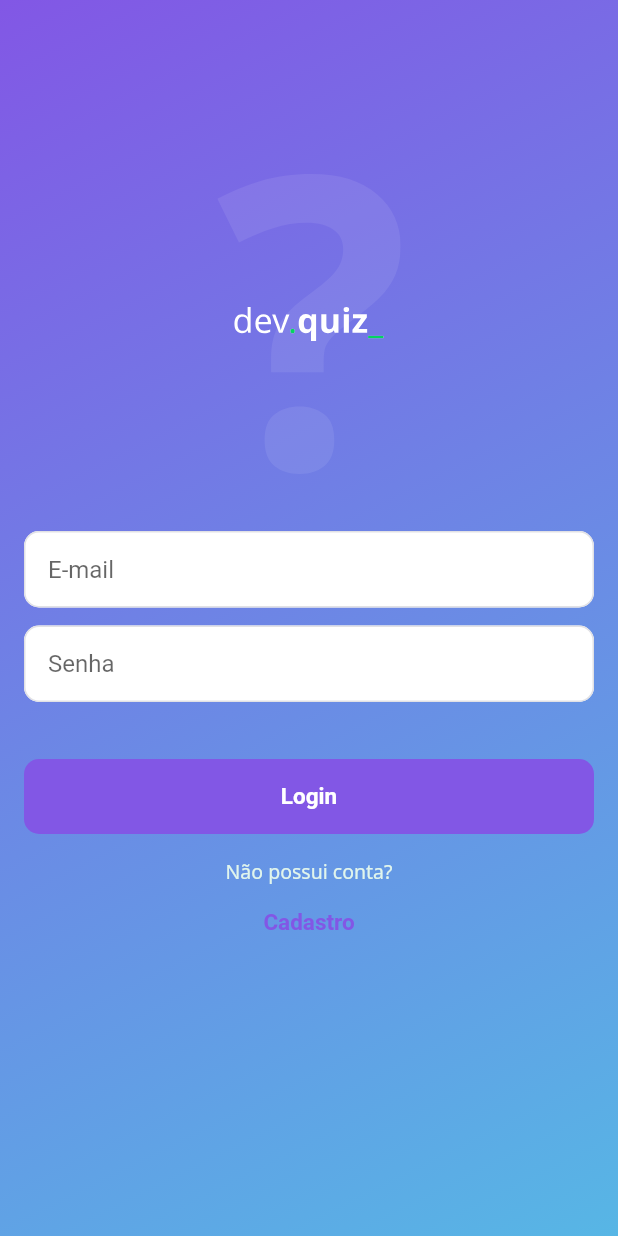
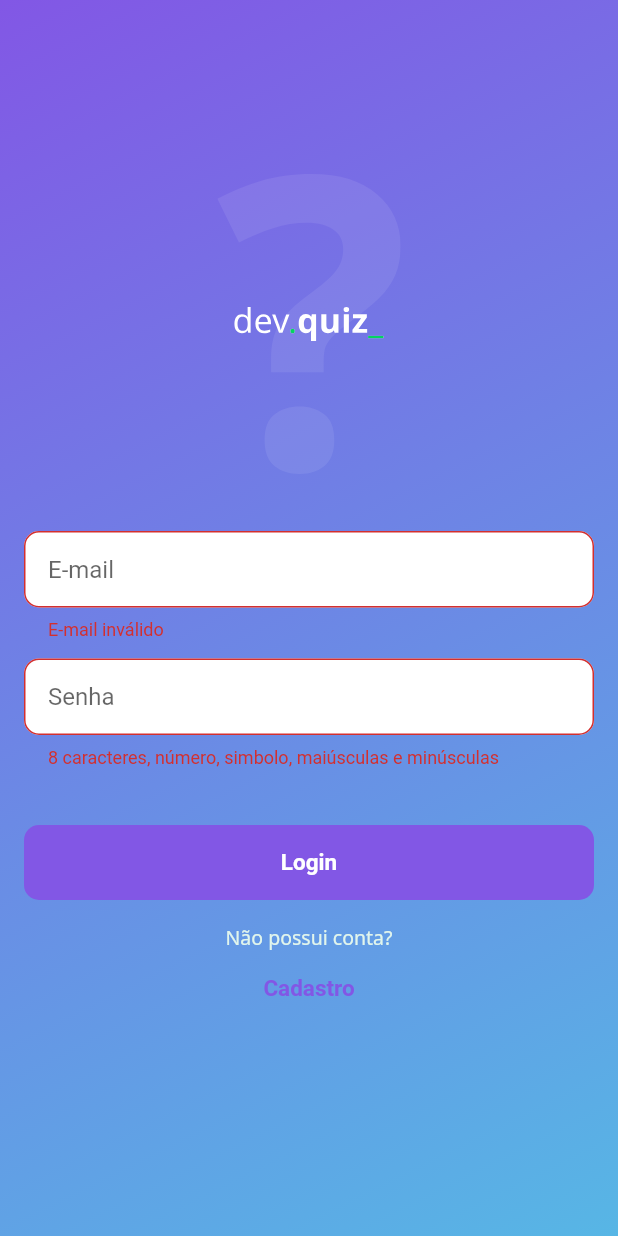
Before and after one commit to mayconsgs/dev_quiz, a Flutter app: the screen it shows after launch, after a tap on "Login", on a phone screen of 412 x 824 dp. Run offline on Flutter 3.47's test engine with Material 2 defaults, Android fonts, the light colour scheme and no system bars; our stand-ins replace cloud_firestore, firebase_auth, firebase_core, firebase_storage, flutter_svg, get and 2 more; accounts and stored records are empty.

Commit message:
Metodos de login finalizados.

```diff
--- a/lib/controllers/login_controller.dart
+++ b/lib/controllers/signin_controller.dart
@@ -2,7 +2,7 @@ import 'package:firebase_auth/firebase_auth.dart';
 import 'package:flutter/widgets.dart';
 import 'package:get/state_manager.dart';
 
-class LoginController extends GetxController {
+class SignInController extends GetxController {
   final _isLoading = false.obs;
 
   final loginController = TextEditingController();
@@ -12,6 +12,10 @@ class LoginController extends GetxController {
 
   String get login => loginController.text;
   String get pass => passController.text;
+
+  final _loginError = false.obs;
+
+  bool get hasLoginError => _loginError.value;
 
   Future<void> signIn() async {
     _isLoading.value = true;
@@ -23,9 +27,9 @@ class LoginController extends GetxController {
       );
     } on FirebaseAuthException catch (e) {
       if (e.code == 'user-not-found') {
-        print('No user found for that email.');
+        _loginError.value = true;
       } else if (e.code == 'wrong-password') {
-        print('Wrong password provided for that user.');
+        _loginError.value = true;
       }
     }
 
--- /dev/null
+++ b/lib/core/app_utils.dart
@@ -0,0 +1,4 @@
+class AppUtils {
+  static final passRegEx =
+      r'^(?=.*\d)(?=.*[a-z])(?=.*[A-Z])(?=.*[$*&@#])[0-9a-zA-Z$*&@#]{8,}$';
+}
--- a/lib/core/core.dart
+++ b/lib/core/core.dart
@@ -2,3 +2,4 @@ export './app_colors.dart';
 export './app_gradients.dart';
 export './app_images.dart';
 export './app_text_styles.dart';
+export './app_utils.dart';
--- a/lib/main.dart
+++ b/lib/main.dart
@@ -1,6 +1,7 @@
 import 'package:dev_quiz/core/app_colors.dart';
+import 'package:dev_quiz/screens/confirm_email_screen.dart';
 import 'package:dev_quiz/screens/home_screen.dart';
-import 'package:dev_quiz/screens/login_screen.dart';
+import 'package:dev_quiz/screens/signin_screen.dart';
 import 'package:dev_quiz/screens/splash_screen.dart';
 import 'package:firebase_auth/firebase_auth.dart';
 import 'package:firebase_core/firebase_core.dart';
@@ -116,11 +117,17 @@ class AndroidApp extends StatelessWidget {
           }
 
           if (snapshot.connectionState == ConnectionState.done) {
-            FirebaseAuth.instance.authStateChanges().listen((user) {
+            FirebaseAuth.instance.authStateChanges().listen((user) async {
               if (user == null) {
                 Get.offAll(() => LoginScreen());
               } else {
-                Get.offAll(() => HomeScreen());
+                await FirebaseAuth.instance.currentUser!.reload();
+
+                if (FirebaseAuth.instance.currentUser!.emailVerified) {
+                  Get.offAll(() => HomeScreen());
+                } else {
+                  Get.offAll(() => ConfirmEmailScreen());
+                }
               }
             });
           }
--- a/lib/screens/login_screen.dart
+++ /dev/null
@@ -1,62 +0,0 @@
-import 'package:dev_quiz/controllers/login_controller.dart';
-import 'package:dev_quiz/core/core.dart';
-import 'package:dev_quiz/screens/signup_screen.dart';
-import 'package:flutter/material.dart';
-import 'package:flutter_svg/svg.dart';
-import 'package:get/get.dart';
-
-class LoginScreen extends StatelessWidget {
-  final controller = LoginController();
-
-  @override
-  Widget build(BuildContext context) {
-    return Scaffold(
-      body: Container(
-        decoration: BoxDecoration(gradient: AppGradients.linear),
-        child: ListView(
-          padding: const EdgeInsets.all(16),
-          physics: ScrollPhysics(),
-          children: [
-            const SizedBox(height: 100),
-            SvgPicture.asset(
-              'assets/svg/logo.svg',
-              height: 200,
-              width: 200,
-            ),
-            const SizedBox(height: 38),
-            TextFormField(
-              controller: controller.loginController,
-              keyboardType: TextInputType.emailAddress,
-              decoration: InputDecoration(hintText: 'E-mail'),
-            ),
-            const SizedBox(height: 12),
-            TextFormField(
-              controller: controller.passController,
-              keyboardType: TextInputType.visiblePassword,
-              obscureText: true,
-              decoration: InputDecoration(hintText: 'Senha'),
-            ),
-            const SizedBox(height: 38),
-            ElevatedButton(
-              onPressed: controller.signIn,
-              child: Text('Login'),
-            ),
-            const SizedBox(height: 16),
-            Center(
-              child: Text(
-                'Não possui conta?',
-                style: AppTextStyles.bodylightGrey,
-              ),
-            ),
-            TextButton(
-              onPressed: () {
-                Get.off(() => SignUpScreen());
-              },
-              child: Text('Cadastro'),
-            ),
-          ],
-        ),
-      ),
-    );
-  }
-}
--- /dev/null
+++ b/lib/screens/signin_screen.dart
@@ -0,0 +1,105 @@
+import 'package:dev_quiz/controllers/signin_controller.dart';
+import 'package:dev_quiz/core/core.dart';
+import 'package:dev_quiz/screens/signup_screen.dart';
+import 'package:flutter/material.dart';
+import 'package:flutter_svg/svg.dart';
+import 'package:get/get.dart';
+
+class LoginScreen extends StatelessWidget {
+  final controller = SignInController();
+  final _formKey = GlobalKey<FormState>();
+
+  @override
+  Widget build(BuildContext context) {
+    return Scaffold(
+      body: Container(
+        decoration: BoxDecoration(gradient: AppGradients.linear),
+        child: Form(
+          key: _formKey,
+          child: ListView(
+            padding: const EdgeInsets.all(16),
+            physics: ScrollPhysics(),
+            children: [
+              const SizedBox(height: 100),
+              SvgPicture.asset(
+                'assets/svg/logo.svg',
+                height: 200,
+                width: 200,
+              ),
+              const SizedBox(height: 38),
+              TextFormField(
+                controller: controller.loginController,
+                keyboardType: TextInputType.emailAddress,
+                decoration: InputDecoration(hintText: 'E-mail'),
+                validator: (value) {
+                  if (!GetUtils.isEmail(value!)) return 'E-mail inválido';
+
+                  return null;
+                },
+              ),
+              const SizedBox(height: 12),
+              TextFormField(
+                controller: controller.passController,
+                keyboardType: TextInputType.visiblePassword,
+                obscureText: true,
+                decoration: InputDecoration(hintText: 'Senha'),
+                validator: (value) {
+                  if (!RegExp(AppUtils.passRegEx).hasMatch(value!))
+                    return '8 caracteres, número, simbolo, maiúsculas e minúsculas';
+
+                  return null;
+                },
+              ),
+              const SizedBox(height: 12),
+              Obx(() {
+                if (controller.hasLoginError)
+                  return Center(
+                      child: Text(
+                    'E-mail ou Senha incorretos',
+                    style: AppTextStyles.bodyDarkRed
+                        .merge(TextStyle(fontSize: 15)),
+                  ));
+
+                return Container();
+              }),
+              const SizedBox(height: 26),
+              Obx(() {
+                if (controller.isLoading)
+                  return Center(
+                    child: CircularProgressIndicator(),
+                  );
+
+                return ListView(
+                  shrinkWrap: true,
+                  physics: NeverScrollableScrollPhysics(),
+                  children: [
+                    ElevatedButton(
+                      onPressed: () async {
+                        if (_formKey.currentState!.validate())
+                          await controller.signIn();
+                      },
+                      child: Text('Login'),
+                    ),
+                    const SizedBox(height: 16),
+                    Center(
+                      child: Text(
+                        'Não possui conta?',
+                        style: AppTextStyles.bodylightGrey,
+                      ),
+                    ),
+                    TextButton(
+                      onPressed: () {
+                        Get.off(() => SignUpScreen());
+                      },
+                      child: Text('Cadastro'),
+                    ),
+                  ],
+                );
+              }),
+            ],
+          ),
+        ),
+      ),
+    );
+  }
+}
--- a/lib/widgets/quiz_widget.dart
+++ b/lib/widgets/quiz_widget.dart
@@ -35,7 +35,7 @@ class QuizWidget extends StatelessWidget {
                               controller.currentQuestion.awnsers.indexOf(e),
                           validate: controller.validateQuestion,
                           onTap: controller.validateQuestion
-                              ? () {}
+                              ? null
                               : () {
                                   controller.selectAwnser(e);
                                 },
```
Also changed, not shown: lib/controllers/challenge_controller.dart (+5 -4 lines), lib/controllers/signUpController.dart (+26 -16 lines), lib/screens/challenge_screen.dart (+4 -7 lines), lib/screens/confirm_email_screen.dart (added, +45 -0 lines), lib/screens/signup_screen.dart (+12 -16 lines), lib/widgets/awnser_widget.dart (+25 -21 lines).
